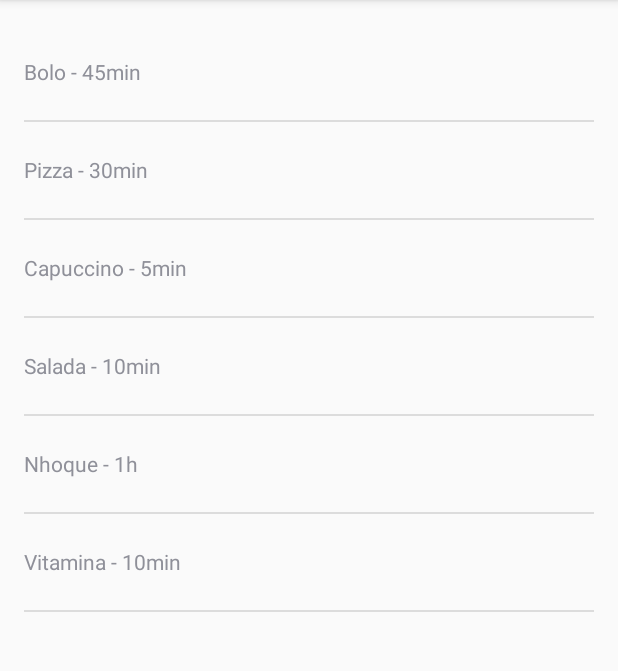
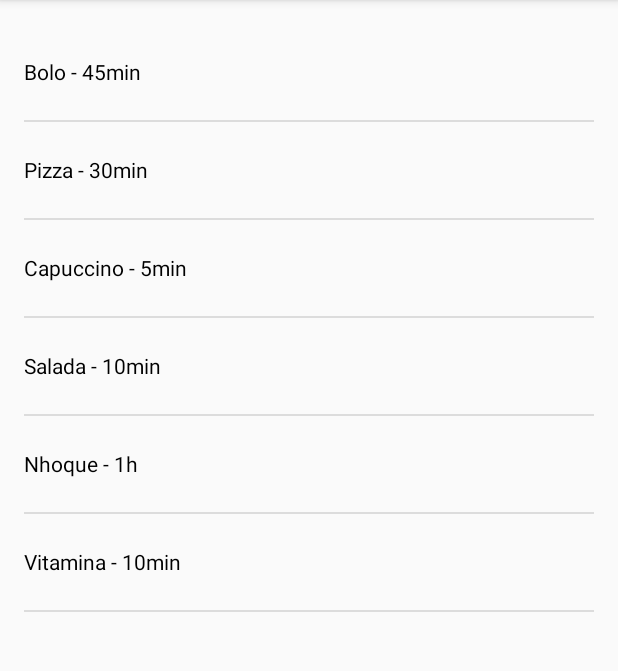
Before and after one commit to rodrigoccurvo/AtividadeAndroid, an Android app: the screen it shows after launch (MainActivity), on a phone screen of 412 x 824 dp, the part 84-755 px from its top. Run offline under Robolectric (Android 15) with nearby library versions, the phone set to English and light mode, and no system bars.

```diff
--- a/app/src/main/res/layout/item_lista.xml
+++ b/app/src/main/res/layout/item_lista.xml
@@ -4,6 +4,7 @@
     android:layout_height="match_parent"
     android:minHeight="?android:attr/listPreferredItemHeight"
     android:gravity="center_vertical"
-    android:id="@+id/item_texto">
+    android:id="@+id/item_texto"
+    android:textColor="@android:color/black">
 
 </TextView>
```
Also changed, not shown: app/src/main/ic_launcher-web.png (added), app/src/main/res/mipmap-hdpi/ic_launcher.png, app/src/main/res/mipmap-mdpi/ic_launcher.png, app/src/main/res/mipmap-xhdpi/ic_launcher.png, app/src/main/res/mipmap-xxhdpi/ic_launcher.png, app/src/main/res/mipmap-xxxhdpi/ic_launcher.png (added).
